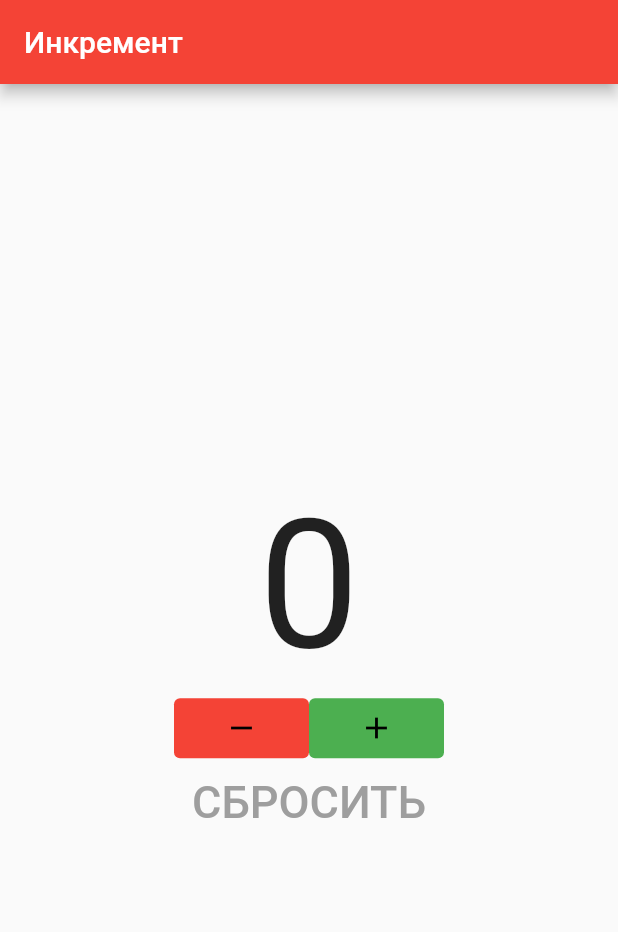
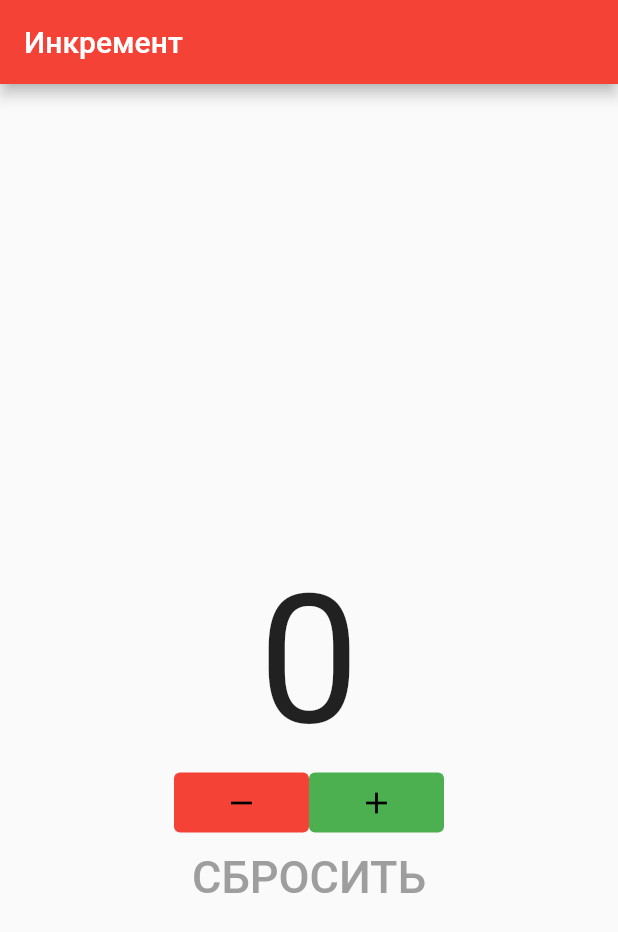
Before and after one commit to Nikeshhh/Mobile-Dev-Labs, a Flutter app: the screen it shows after launch, after a tap on the "remove" icon, after a tap on the "add" icon, after a tap on "СБРОСИТЬ", on a phone screen of 412 x 824 dp. Shown: the top 932 px of the screen. Run offline on Flutter 3.47's test engine with Material 2 defaults, Android fonts, the phone set to English and light mode, and no system bars.

Commit message:
Реализован весь функционал

```diff
--- a/lab_1/lib/main.dart
+++ b/lab_1/lib/main.dart
@@ -1,6 +1,6 @@
 import 'package:flutter/material.dart';
 
-void main() {
+void main() { // Точка входа
   runApp(const MyApp());
 }
 
@@ -9,12 +9,12 @@ class MyApp extends StatelessWidget {
 
   @override
   Widget build(BuildContext context) {
-    return MaterialApp(
-      title: 'Flutter Demo',
+    return MaterialApp( // Основной родительский виджет
+      title: 'My first application',
       theme: ThemeData(
         primarySwatch: Colors.red,
       ),
-      home: const MyHomePage(title: 'Инкремент'),
+      home: const MyHomePage(title: 'Инкремент'), //
     );
   }
 }
@@ -31,19 +31,19 @@ class MyHomePage extends StatefulWidget {
 class _MyHomePageState extends State<MyHomePage> {
   int _counter = 0;
 
-  void _incrementCounter() {
+  void _incrementCounter() { // Инкрементация счетчика
     setState(() {
       _counter++;
     });
   }
 
-  void _decrementCounter(){
+  void _decrementCounter(){ // Декрементация счетчика
     setState(() {
       _counter--;
     });
   }
 
-  void _setDefault(){
+  void _setDefault(){ // Установка счетчика в изначальное значение
     setState(() {
       _counter = 0;
     });
@@ -59,10 +59,16 @@ class _MyHomePageState extends State<MyHomePage> {
         child: Column(
           mainAxisAlignment: MainAxisAlignment.center,
           children: <Widget>[
-            Text(
-              'Значение инкремента:',
-              style: TextStyle(
-                fontSize: _counter.toDouble()
+            Container(
+              alignment: Alignment.bottomCenter,
+              width: 300,
+              height: 100,
+              child: Text(
+                'Значение инкремента:',
+                textAlign: TextAlign.center,
+                style: TextStyle(
+                    fontSize: _counter.toDouble(),
+                ),
               ),
             ),
             Text(
```
